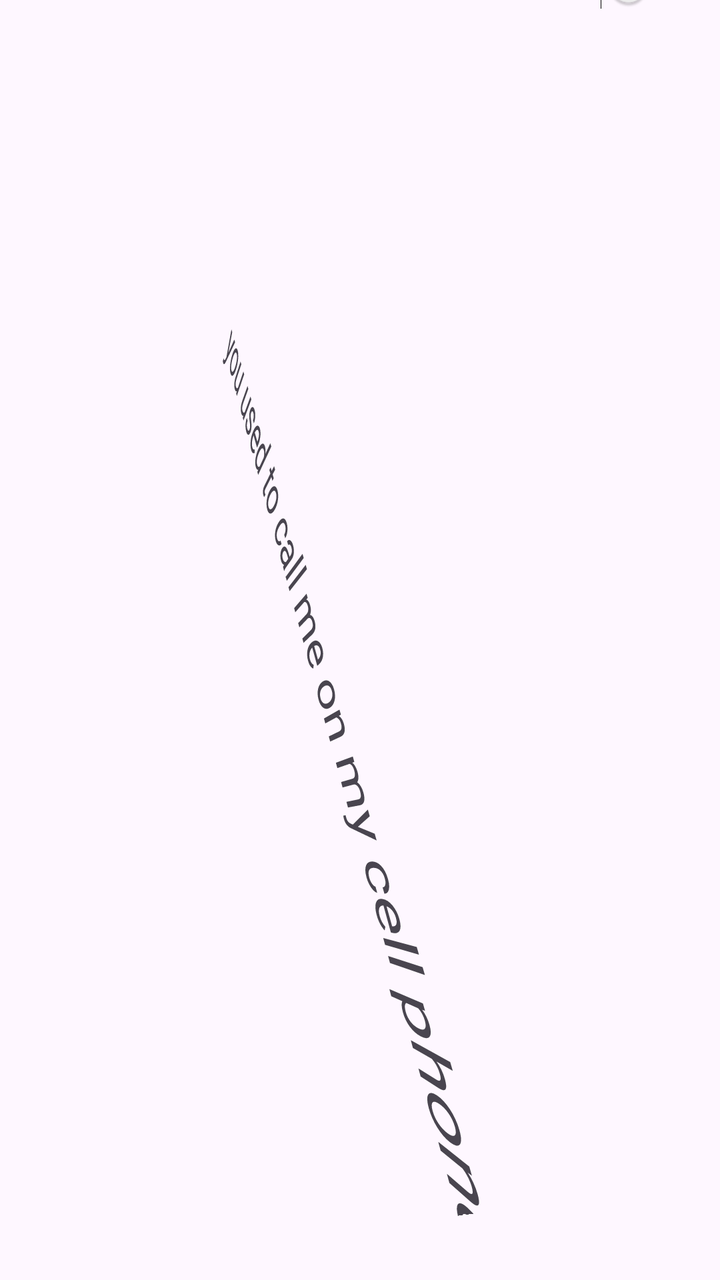
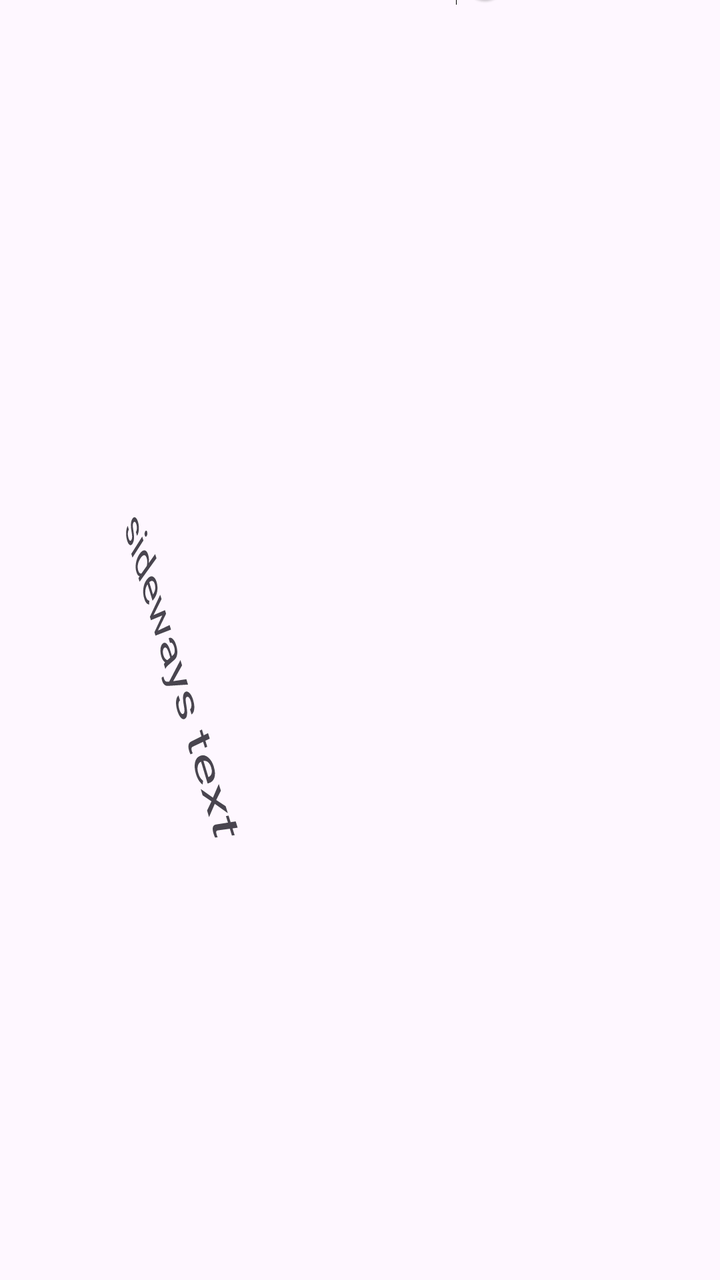

Compare the two renders of this Android layout. The source of the first and the diff that turns it into the second are given below.
<!-- AndroidManifest.xml: application theme Theme.ProjectSad -->
<!-- res/layout/activity_main.xml -->
<?xml version="1.0" encoding="utf-8"?>
<androidx.constraintlayout.widget.ConstraintLayout xmlns:android="http://schemas.android.com/apk/res/android"
    xmlns:app="http://schemas.android.com/apk/res-auto"
    xmlns:tools="http://schemas.android.com/tools"
    android:id="@+id/main"
    android:layout_width="match_parent"
    android:layout_height="match_parent"
    android:rotation="-3"
    android:rotationX="-3"
    android:rotationY="3"
    tools:context=".MainActivity">

    <TextView
        android:id="@+id/textView"
        android:layout_width="wrap_content"
        android:layout_height="wrap_content"
        android:layout_marginStart="44dp"
        android:rotation="-112"
        android:rotationX="182"
        android:rotationY="-122"
        android:scaleX="2"
        android:scaleY="2"
        android:text="you used to call me on my cell phone"
        app:layout_constraintBottom_toBottomOf="parent"
        app:layout_constraintStart_toStartOf="parent"
        app:layout_constraintTop_toTopOf="parent" />

    <Switch
        android:id="@+id/switch1"
        android:layout_width="wrap_content"
        android:layout_height="wrap_content"
        android:text="Switch"
        app:layout_constraintEnd_toEndOf="parent"
        app:layout_constraintStart_toEndOf="@+id/textView"
        tools:layout_editor_absoluteY="352dp" />

</androidx.constraintlayout.widget.ConstraintLayout>
<!-- resources referenced by this layout -->
<resources>
  <style name="Theme.ProjectSad" parent="Base.Theme.ProjectSad" />
  <style name="Base.Theme.ProjectSad" parent="Theme.Material3.DayNight.NoActionBar">
          
          
      </style>
</resources>

<!-- the commit's change to res/layout/activity_main.xml (unified diff, before → after) -->
@@ -20,7 +20,7 @@
         android:rotationY="-122"
         android:scaleX="2"
         android:scaleY="2"
-        android:text="you used to call me on my cell phone"
+        android:text=" sideways text"
         app:layout_constraintBottom_toBottomOf="parent"
         app:layout_constraintStart_toStartOf="parent"
         app:layout_constraintTop_toTopOf="parent" />
